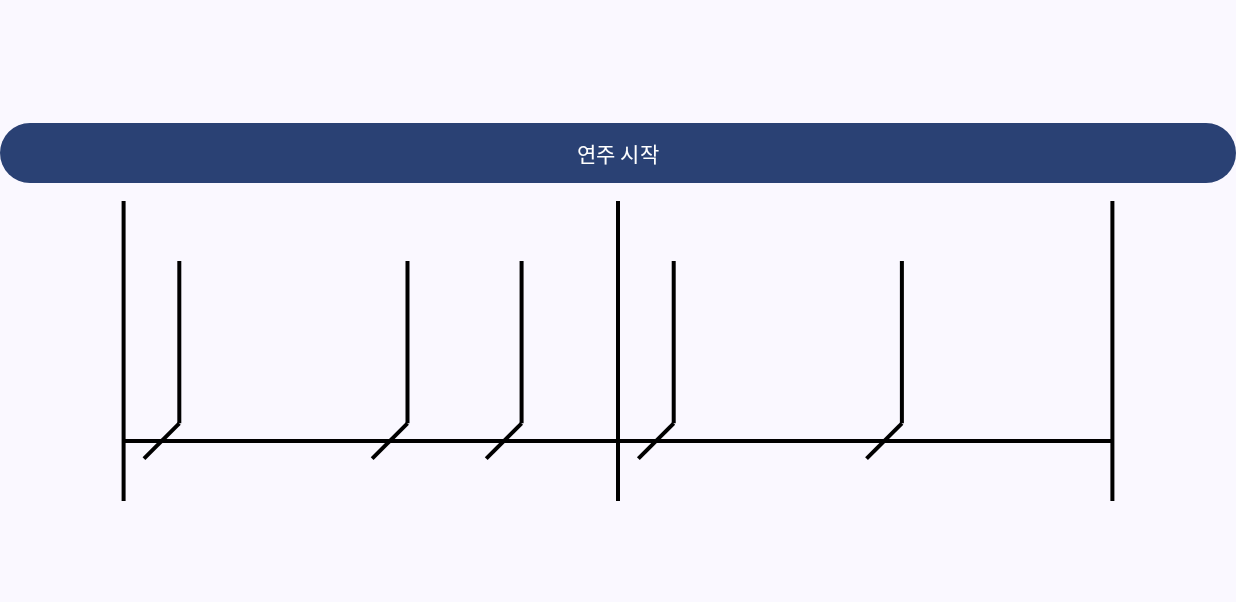
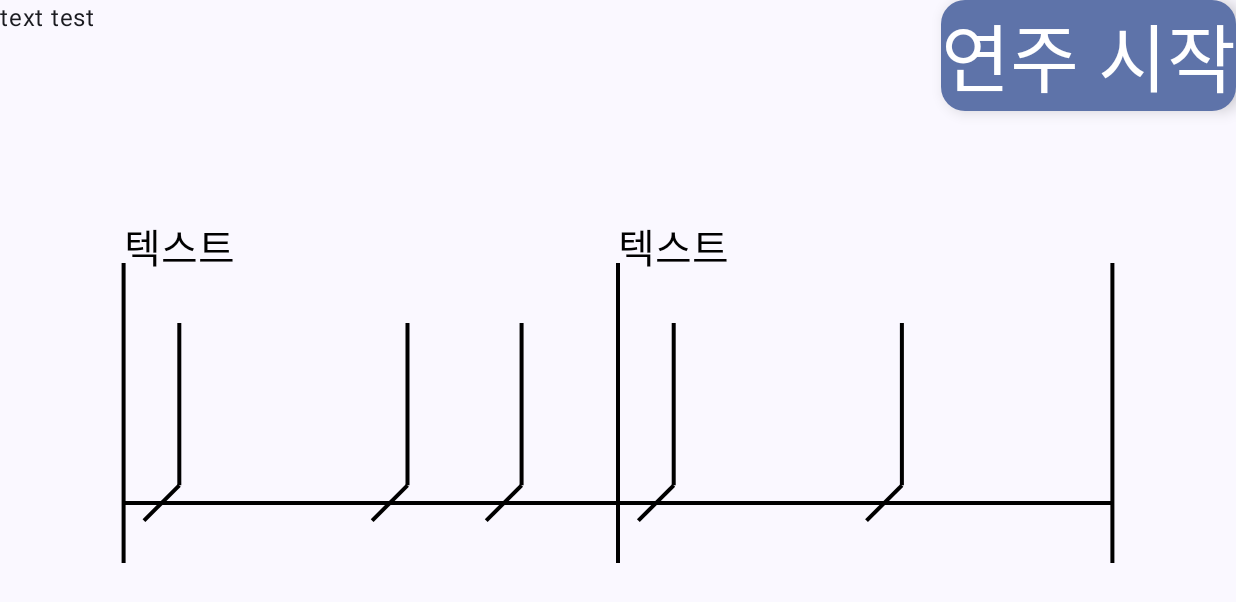
Before and after one commit to sorongosdev/GuitarApp, an Android app built with Jetpack Compose: the screen it shows after launch (MainActivity), on a phone screen of 824 x 412 dp (held sideways). Shown: the top 602 px of the screen. Run offline under Robolectric (Android 15) with nearby library versions, the phone set to English and light mode, and no system bars; libraries missing offline, so code that uses them is left out: com.chaquo.python; 3 statements that could not run were skipped.

Commit message:
코드 표출 위치에 더미 텍스트 생성

```diff
--- a/app/src/main/java/com/example/tarsos_example/CanvasDraw.kt
+++ b/app/src/main/java/com/example/tarsos_example/CanvasDraw.kt
@@ -1,12 +1,18 @@
-// ScoreCanvas.kt 파일 내부
-
+/* **************
+* CanvasDrawCanvasDraw.kt
+*
+* Canvas 를 이용해서 악보를 그려주는 부분
+* *******************/
 import android.util.Log
 import androidx.compose.foundation.Canvas
+import androidx.compose.material3.Text
 import androidx.compose.runtime.Composable
 import androidx.compose.ui.Modifier
 import androidx.compose.ui.geometry.Offset
 import androidx.compose.ui.graphics.Color
 import androidx.compose.ui.graphics.drawscope.Stroke
+import androidx.compose.ui.graphics.drawscope.drawIntoCanvas
+import androidx.compose.ui.graphics.nativeCanvas
 import kotlin.math.sqrt
 
 /**악보 전체 틀을 그려주는 함수*/
@@ -80,17 +86,12 @@ fun DrawNotes(noteType: List<Int>, location: Int, modifier: Modifier = Modifier)
     }
 }
 
-//TODO: 받아온 리스트 바탕으로 피드백 음표 그리기, 한 마디로 돼있는거 두 마디로 늘이기, 피드백 음표는 진하게 그리기
 @Composable
 fun DrawFeedBackNotes(feedbackNoteList: List<Int>?, location: Int, modifier: Modifier) {
     Log.d("undraw", "DrawFeedBackNotes, List length: ${feedbackNoteList?.size}")
     if (!feedbackNoteList.isNullOrEmpty()) {
         Canvas(modifier = modifier) {
-            val startX_measure = if (location == 1) {
-                1 * (size.width / 10) // 첫번째 마디 시작점
-            } else {
-                5 * (size.width / 10) // 두번째 마디 시작점
-            }
+            val startX_measure = 1 * (size.width / 10) // 첫번째 마디 시작점
             val measure_width = 8 * (size.width / 10) // 두 마디 넓이
             val startY_tail = size.height * 1 / 5 // 꼬리가 시작되는 Y지점
             val endY_tail = size.height * 4 / 5 // 꼬리가 끝나는 Y지점
@@ -115,10 +116,38 @@ fun DrawFeedBackNotes(feedbackNoteList: List<Int>?, location: Int, modifier: Mod
                         color = Color.Red,
                         start = start,
                         end = end,
-                        strokeWidth = 10f
+                        strokeWidth = 100f
                     )
                 }
             }
         }
     }
 }
+
+@Composable
+fun ShowChords(modifier: Modifier) {
+    Canvas(modifier = modifier) {
+        val startX_measure1 = 1 * (size.width / 10) // 첫번째 마디 시작점
+        val startX_measure2 = 5 * (size.width / 10) // 두번째 마디 시작점
+
+        val paint = android.graphics.Paint().apply {
+            color = android.graphics.Color.BLACK // 텍스트 색상 설정
+            textSize = 40f // 텍스트 크기 설정
+        }
+
+        drawIntoCanvas { canvas ->
+            canvas.nativeCanvas.drawText(
+                "텍스트",
+                startX_measure1, // x 좌표
+                0f, // y 좌표
+                paint // Paint 객체
+            )
+            canvas.nativeCanvas.drawText(
+                "텍스트",
+                startX_measure2, // x 좌표
+                0f, // y 좌표
+                paint // Paint 객체
+            )
+        }
+    }
+}
--- a/app/src/main/java/com/example/tarsos_example/MainActivity.kt
+++ b/app/src/main/java/com/example/tarsos_example/MainActivity.kt
@@ -3,6 +3,7 @@ package com.example.tarsos_example
 import DrawFeedBackNotes
 import DrawNotes
 import DrawSheet
+import ShowChords
 import android.content.pm.PackageManager
 import android.os.Bundle
 import androidx.activity.ComponentActivity
@@ -31,11 +32,14 @@ import android.content.Context
 import android.provider.ContactsContract.CommonDataKinds.Note
 import android.util.Log
 import androidx.activity.viewModels
+import androidx.compose.material3.FloatingActionButton
 import androidx.compose.runtime.DisposableEffect
 import androidx.compose.runtime.MutableState
 import androidx.compose.runtime.collectAsState
 import androidx.compose.runtime.getValue
 import androidx.compose.runtime.remember
+import androidx.compose.ui.text.TextStyle
+import androidx.compose.ui.unit.sp
 import androidx.lifecycle.Lifecycle
 import androidx.lifecycle.ViewModel
 import androidx.lifecycle.lifecycleScope
@@ -114,23 +118,34 @@ class MainActivity : ComponentActivity() {
     fun MainActivityUI(feedbackNoteList: List<Int>, name: String, modifier: Modifier = Modifier) {
         Column(
             modifier = Modifier.fillMaxSize(),
-            verticalArrangement = Arrangement.Center
+            verticalArrangement = Arrangement.Top
         ) {
-            Button(
-                onClick = { audioProcessorHandler.SetupAudioProcessing(viewModel) }, // viewModel 내부에서 _feedbackNoteList 상태 업데이트
-                modifier = Modifier.fillMaxWidth()
+            Row(
+                modifier = Modifier.fillMaxWidth(),
+                horizontalArrangement = Arrangement.SpaceBetween
             ) {
-                Text(text = "연주 시작")
+                Text(text = "text test")
+                FloatingActionButton(
+                    onClick = { audioProcessorHandler.SetupAudioProcessing(viewModel) },
+
+                    ) {
+                    Text(
+                        text = "연주 시작",
+                        style = TextStyle(fontSize = 50.sp)
+                    )
+                }
             }
 
-            Spacer(modifier = Modifier.height(8.dp))
+            Spacer(modifier = Modifier.fillMaxHeight(0.3f)) // 전체의 30% 공백
 
             // Box를 사용하여 DrawSheet와 DrawNotes를 겹치게 함, 표출 악보
             Box(
                 modifier = Modifier
                     .fillMaxWidth()
-                    .height(200.dp)
+                    .height(200.dp),
             ) {
+                ShowChords(modifier = Modifier.fillMaxWidth())
+
                 DrawSheet(modifier = Modifier.matchParentSize()) // 악보 그림
                 DrawNotes(
                     noteType = NoteTypes.note_1010, // 예시 음표 타입 리스트
```
